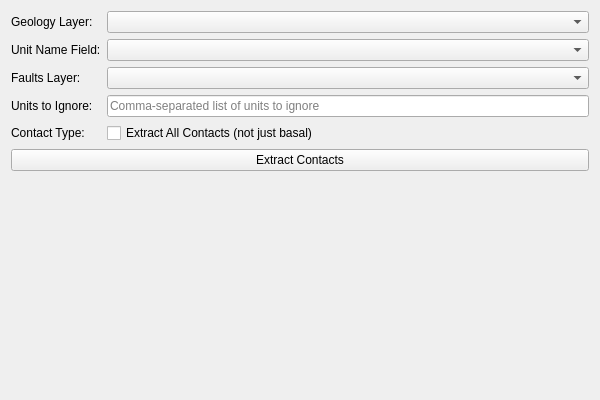
Old version of the form loopstructural/gui/map2loop_tools/basal_contacts_widget.ui in the repository Loop3D/plugin_loopstructural.
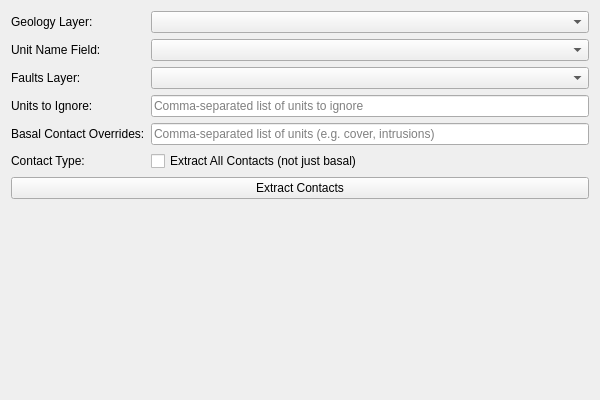
New version of the form. Custom widgets are drawn as their Qt base class.

Commit message: feat: add basal contact override functionality to handle full boundaries

What changed in the file:
```diff
--- a/loopstructural/gui/map2loop_tools/basal_contacts_widget.ui
+++ b/loopstructural/gui/map2loop_tools/basal_contacts_widget.ui
@@ -68,13 +68,30 @@
       </widget>
      </item>
      <item row="4" column="0">
+      <widget class="QLabel" name="basalOverrideUnitsLabel">
+       <property name="text">
+        <string>Basal Contact Overrides:</string>
+       </property>
+      </widget>
+     </item>
+     <item row="4" column="1">
+      <widget class="QLineEdit" name="basalOverrideUnitsLineEdit">
+       <property name="placeholderText">
+        <string>Comma-separated list of units (e.g. cover, intrusions)</string>
+       </property>
+       <property name="toolTip">
+        <string>The basal contact of each of these units is its full boundary with all other units. The stratigraphic order is not used for these units.</string>
+       </property>
+      </widget>
+     </item>
+     <item row="5" column="0">
       <widget class="QLabel" name="contactTypeLabel">
        <property name="text">
         <string>Contact Type:</string>
        </property>
       </widget>
      </item>
-     <item row="4" column="1">
+     <item row="5" column="1">
       <widget class="QCheckBox" name="allContactsCheckBox">
        <property name="text">
         <string>Extract All Contacts (not just basal)</string>
```
The commit also changes 4 other files.
